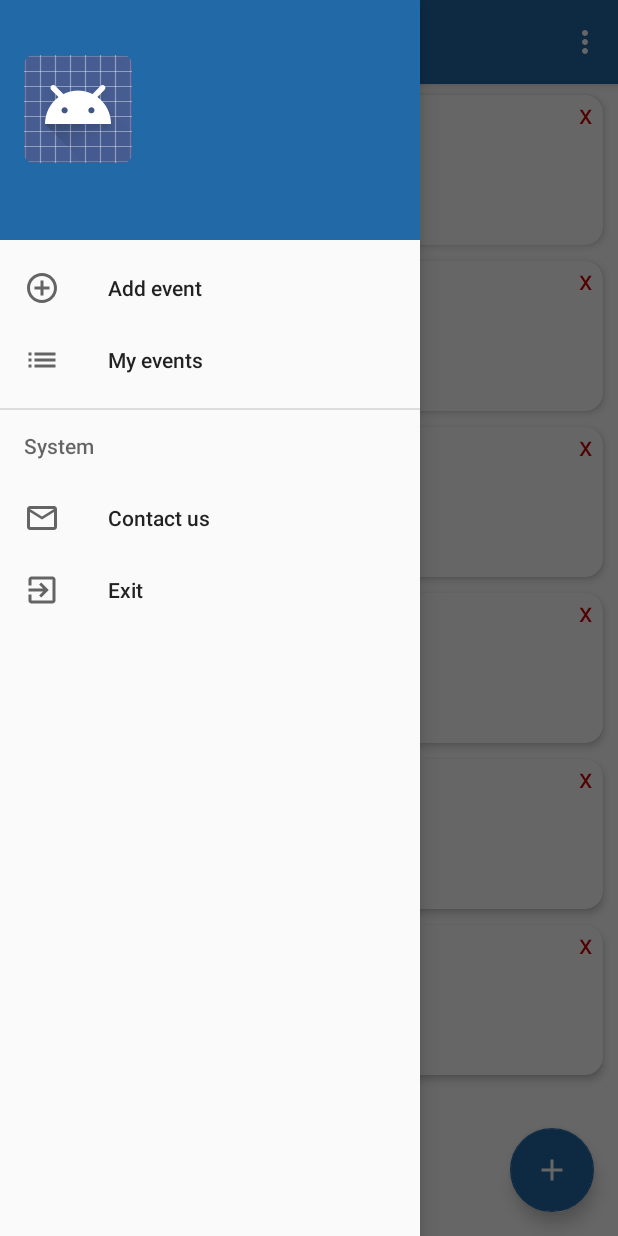
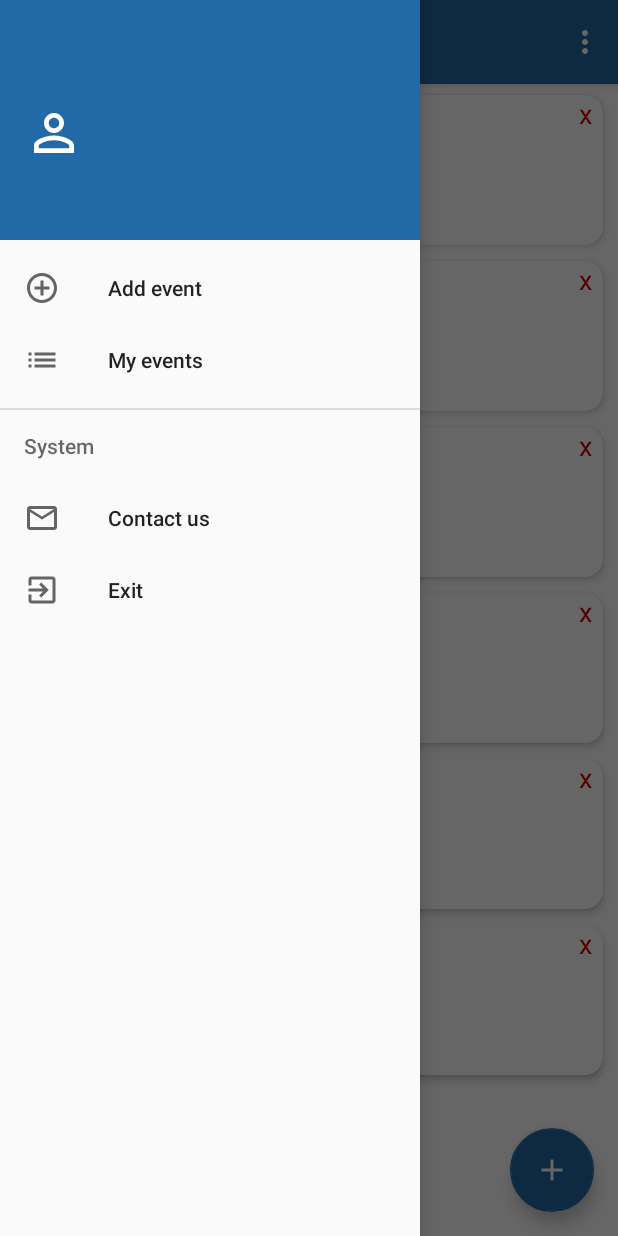
Before and after one commit to GAJ2L/Eventtus, an Android app: the BaseActivity screen opened directly, with no data from a screen before it, with the side drawer open, on a phone screen of 412 x 824 dp. Run offline under Robolectric (Android 15) with nearby library versions, the phone set to English and light mode, and no system bars.

Commit message:
Ajustes nas telas de detalhes

```diff
--- a/app/src/main/java/com/gaj2l/eventtus/view/fragments/DetailActivityFragment.java
+++ b/app/src/main/java/com/gaj2l/eventtus/view/fragments/DetailActivityFragment.java
@@ -19,7 +19,8 @@
 
 public class DetailActivityFragment extends Fragment
 {
-    private Activity activity;
+    private static Activity activity;
+
     private TextView txtName;
     private TextView txtDate;
     private TextView txtTime;
--- a/app/src/main/java/com/gaj2l/eventtus/view/fragments/DetailEventFragment.java
+++ b/app/src/main/java/com/gaj2l/eventtus/view/fragments/DetailEventFragment.java
@@ -20,7 +20,8 @@
 
 public class DetailEventFragment extends Fragment
 {
-    private Event event;
+    private static Event event;
+
     private TextView txtName;
     private TextView txtDate;
     private TextView txtDescription;
--- /dev/null
+++ b/app/src/main/res/drawable/person.xml
@@ -0,0 +1,4 @@
+<vector android:height="40dp" android:viewportHeight="24.0"
+    android:viewportWidth="24.0" android:width="40dp" xmlns:android="http://schemas.android.com/apk/res/android">
+    <path android:fillColor="#FFF" android:pathData="M12,5.9c1.16,0 2.1,0.94 2.1,2.1s-0.94,2.1 -2.1,2.1S9.9,9.16 9.9,8s0.94,-2.1 2.1,-2.1m0,9c2.97,0 6.1,1.46 6.1,2.1v1.1L5.9,18.1L5.9,17c0,-0.64 3.13,-2.1 6.1,-2.1M12,4C9.79,4 8,5.79 8,8s1.79,4 4,4 4,-1.79 4,-4 -1.79,-4 -4,-4zM12,13c-2.67,0 -8,1.34 -8,4v3h16v-3c0,-2.66 -5.33,-4 -8,-4z"/>
+</vector>
--- a/app/src/main/res/layout/fragment_detail_event.xml
+++ b/app/src/main/res/layout/fragment_detail_event.xml
@@ -25,7 +25,6 @@
             android:clickable="true"
             android:foreground="?selectableItemBackground"
             card_view:cardBackgroundColor="@color/colorAccent"
-            card_view:cardCornerRadius="12dp"
             card_view:cardElevation="3dp">
 
             <RelativeLayout
--- a/app/src/main/res/layout/nav_header_event.xml
+++ b/app/src/main/res/layout/nav_header_event.xml
@@ -18,7 +18,7 @@
         android:layout_width="wrap_content"
         android:layout_height="wrap_content"
         android:paddingTop="@dimen/nav_header_vertical_spacing"
-        app:srcCompat="@android:drawable/sym_def_app_icon" />
+        app:srcCompat="@drawable/person" />
 
     <TextView
         android:id="@+id/lblName"
```
Also changed, not shown: app/src/main/res/layout/fragment_detail_activity.xml (+6 -2 lines).
